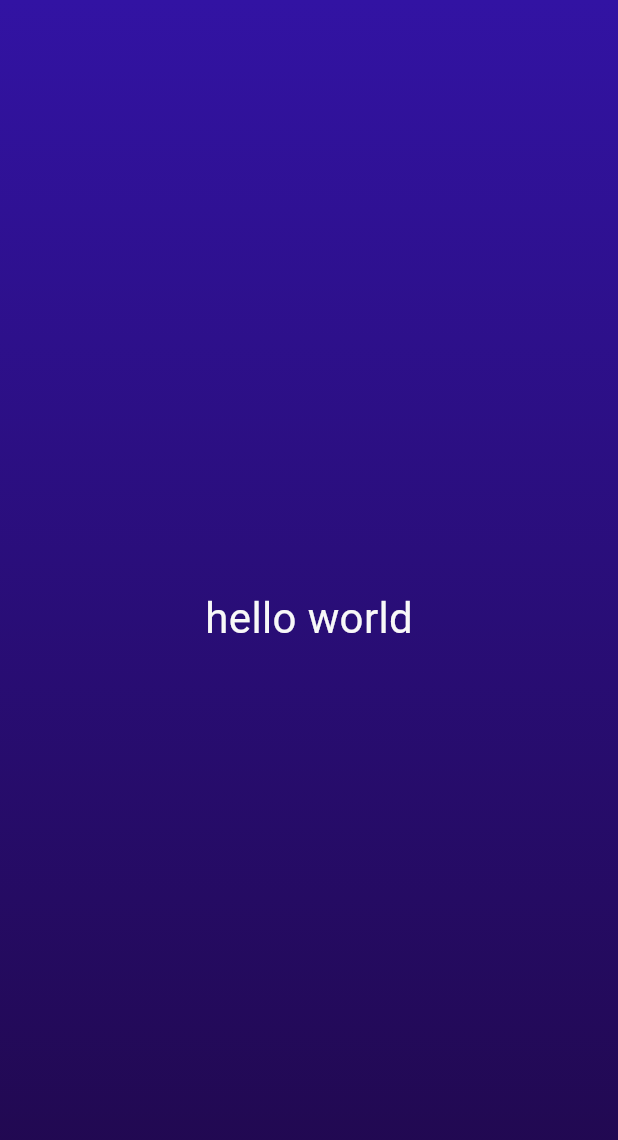
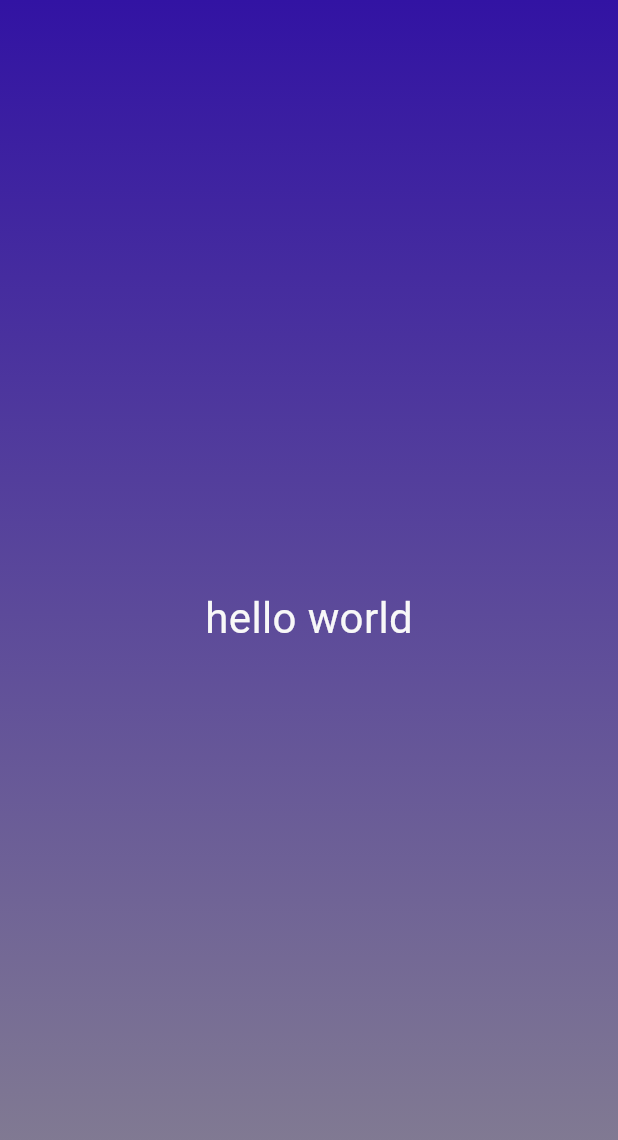
Before and after one commit to imrojhimal/flutter-first-app, a Flutter app: the screen it shows after launch, on a phone screen of 412 x 824 dp. Shown: the top 1140 px of the screen. Run offline on Flutter 3.47's test engine with Material 3 defaults, Android fonts, the phone set to English and light mode, and no system bars.

Commit message:
testing with variables

```diff
--- a/lib/gradient_container.dart
+++ b/lib/gradient_container.dart
@@ -1,17 +1,20 @@
 import 'package:flutter/material.dart';
 import 'package:myapp/styletext.dart';
+var startAlignment = Alignment.topLeft;
+var endAlignment = Alignment.bottomLeft;
 class GradientContainer extends StatelessWidget{
  const  GradientContainer({super.key});
   @override
   Widget build(context)
   {
     return Container(
-          decoration:const BoxDecoration(
+          decoration: BoxDecoration(
             gradient: LinearGradient(
-             colors:[Color.fromARGB(255, 50, 19, 163),
-             Color.fromARGB(255, 32, 8, 75)],
-             begin:Alignment.topLeft,
-             end:Alignment.bottomLeft,
+             colors:const
+             [Color.fromARGB(255, 50, 19, 163),
+             Color.fromARGB(255, 135, 130, 145)],
+             begin:startAlignment,
+             end:endAlignment,
             )
           ),
           child: const Center(
```
